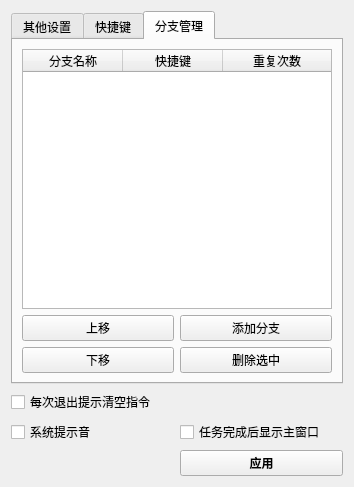
Before: the Qt Designer form Window/setting.ui in find-xposed-magisk/automatic_clicker_2, drawn with Qt 5.
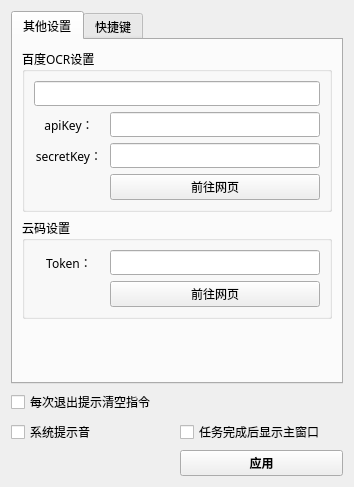
After: the same form once the commit is applied. The open tabs and pages were chosen to show the change. Icons and pictures are not drawn.

Commit message:
refactor(core): 移除分支功能相关代码并优化执行逻辑
- 删除 branchwin_ui.py 文件及其相关界面功能
- 从 icon.py 中移除 move_to_branch 图标资源
- 从 images.qrc 中移除移动到分支图片资源
- 从 main_work.py 中移除分支名称索引和分支表名列表相关变量
- 简化 execute_instructions 方法参数，移除分支索引参数
- 移除跳转分支指令类型及相关处理逻辑
- 移除变量判断和颜色判断指令类型
- 更新异常处理逻辑，移除分支跳转相关处理
- 从 mainwindow_ui.py 中移除分支管理相关的UI组件
- 重命名异常处理列标题为异常处理
- 在 node.py 中添加节点位置改变时的自动连接功能
- 更新 README.md 数据库说明文档

The edit to the form file:
```diff
--- a/Window/setting.ui
+++ b/Window/setting.ui
@@ -588,80 +588,6 @@
        </item>
       </layout>
      </widget>
-     <widget class="QWidget" name="tab_4">
-      <attribute name="title">
-       <string>分支管理</string>
-      </attribute>
-      <layout class="QGridLayout" name="gridLayout_7">
-       <item row="0" column="0" colspan="2">
-        <widget class="QTableWidget" name="tableWidget">
-         <property name="editTriggers">
-          <set>QAbstractItemView::EditTrigger::NoEditTriggers</set>
-         </property>
-         <attribute name="horizontalHeaderCascadingSectionResizes">
-          <bool>false</bool>
-         </attribute>
-         <attribute name="horizontalHeaderMinimumSectionSize">
-          <number>1</number>
-         </attribute>
-         <attribute name="horizontalHeaderStretchLastSection">
-          <bool>true</bool>
-         </attribute>
-         <column>
-          <property name="text">
-           <string>分支名称</string>
-          </property>
-         </column>
-         <column>
-          <property name="text">
-           <string>快捷键</string>
-          </property>
-         </column>
-         <column>
-          <property name="text">
-           <string>重复次数</string>
-          </property>
-         </column>
-        </widget>
-       </item>
-       <item row="1" column="0">
-        <widget class="QPushButton" name="pushButton_5">
-         <property name="text">
-          <string>上移</string>
-         </property>
-        </widget>
-       </item>
-       <item row="1" column="1">
-        <widget class="QPushButton" name="pushButton_7">
-         <property name="text">
-          <string>添加分支</string>
-         </property>
-         <property name="icon">
-          <iconset resource="../images.qrc">
-           <normaloff>:/按钮图标/Window/res/add.png</normaloff>:/按钮图标/Window/res/add.png</iconset>
-         </property>
-        </widget>
-       </item>
-       <item row="2" column="0">
-        <widget class="QPushButton" name="pushButton_6">
-         <property name="text">
-          <string>下移</string>
-         </property>
-        </widget>
-       </item>
-       <item row="2" column="1">
-        <widget class="QPushButton" name="pushButton_8">
-         <property name="text">
-          <string>删除选中</string>
-         </property>
-         <property name="icon">
-          <iconset resource="../images.qrc">
-           <normaloff>:/按钮图标/Window/res/删除.png</normaloff>:/按钮图标/Window/res/删除.png</iconset>
-         </property>
-        </widget>
-       </item>
-      </layout>
-     </widget>
     </widget>
    </item>
    <item>
```
Left out of the diff: 432 changed lines with no effect on the pictures. The commit also changes 27 other files.
